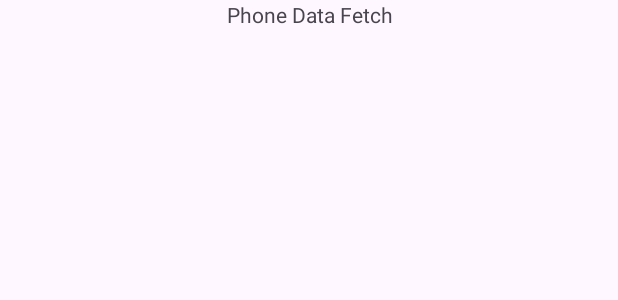
After one commit to LazyProgramerr/Phone-Data-Fetch, an Android app: the layout search_layout.xml on its own in the app's theme, with its tools: preview values and no code run, on a phone screen of 412 x 824 dp. The commit adds this screen. Shown: the top 300 px of the screen. Run offline under Robolectric (Android 15) with nearby library versions, the phone set to English and light mode, and no system bars.

```diff
--- /dev/null
+++ b/app/src/main/res/layout/search_layout.xml
@@ -0,0 +1,20 @@
+<?xml version="1.0" encoding="utf-8"?>
+<androidx.constraintlayout.widget.ConstraintLayout xmlns:android="http://schemas.android.com/apk/res/android"
+    android:layout_width="match_parent"
+    android:layout_height="wrap_content"
+    xmlns:app="http://schemas.android.com/apk/res-auto">
+    <TextView
+        android:id="@+id/text_holder"
+        android:layout_width="match_parent"
+        android:layout_height="wrap_content"
+        android:text="@string/app_name"
+        android:gravity="center"
+        app:layout_constraintStart_toStartOf="parent"
+        app:layout_constraintEnd_toEndOf="parent"
+        app:layout_constraintTop_toTopOf="parent"
+        app:layout_constraintBottom_toBottomOf="parent"/>
+
+
+
+
+</androidx.constraintlayout.widget.ConstraintLayout>
```
Also changed, not shown: app/src/main/java/com/sai/phonedatafetch/MainActivity.kt (+60 -18 lines), app/src/main/java/com/sai/phonedatafetch/SearchAdapter.kt (added, +36 -0 lines), app/src/main/java/com/sai/phonedatafetch/database/PhoneDao.kt (+11 -5 lines), app/src/main/java/com/sai/phonedatafetch/database/repository.kt (+11 -2 lines), app/src/main/res/layout/activity_main.xml (+16 -11 lines).
